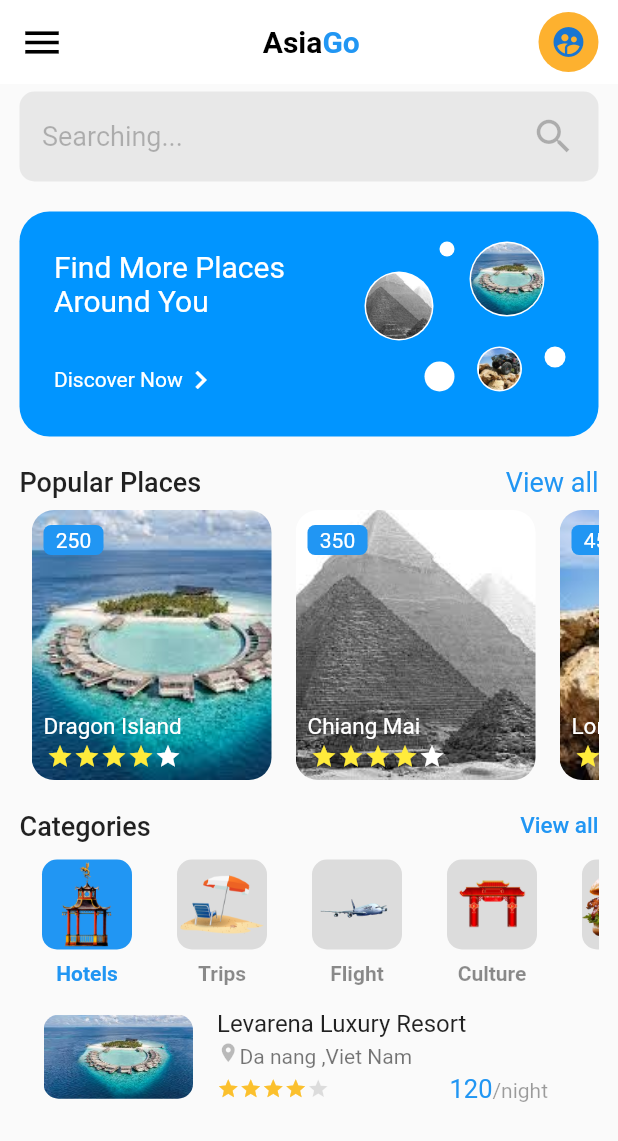
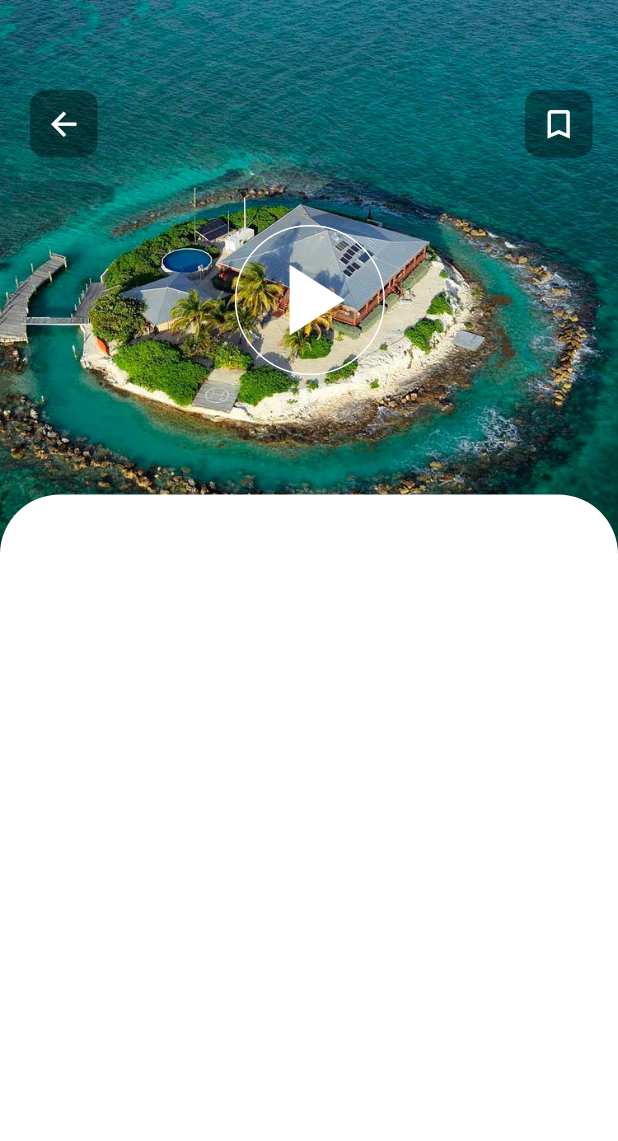
Before and after one commit to Jagmohanrai/TravelUi, a Flutter app: the screen it shows after launch, on a phone screen of 412 x 824 dp. Shown: the top 1141 px of the screen. Run offline on Flutter 3.47's test engine with Material 2 defaults, Android fonts, the phone set to English and light mode, and no system bars.

Commit message:
second page upper part implemented

```diff
--- a/lib/homepage.dart
+++ b/lib/Screens/homepage.dart
@@ -1,6 +1,6 @@
 import 'package:flutter/material.dart';
-import 'package:travelui/categories.dart';
-import 'package:travelui/popularplaces.dart';
+import 'package:travelui/components/categories.dart';
+import 'package:travelui/components/popularplaces.dart';
 
 class HomePage extends StatefulWidget {
   @override
--- /dev/null
+++ b/lib/Screens/secondpage.dart
@@ -0,0 +1,35 @@
+import 'package:flutter/material.dart';
+import 'package:travelui/components/detailupperpart.dart';
+
+class DetailPage extends StatefulWidget {
+  @override
+  _DetailPageState createState() => _DetailPageState();
+}
+
+class _DetailPageState extends State<DetailPage> {
+  @override
+  Widget build(BuildContext context) {
+    return Scaffold(
+      body: Container(
+        height: MediaQuery.of(context).size.height,
+        width: MediaQuery.of(context).size.width,
+        child: Stack(
+          children: [
+            Container(child: UpperImage()),
+            Align(
+              alignment: Alignment.bottomCenter,
+              child: Container(
+                decoration: BoxDecoration(
+                    color: Colors.white,
+                    borderRadius: BorderRadius.only(
+                        topLeft: Radius.circular(40),
+                        topRight: Radius.circular(40))),
+                height: MediaQuery.of(context).size.height * 0.60,
+              ),
+            )
+          ],
+        ),
+      ),
+    );
+  }
+}
--- /dev/null
+++ b/lib/components/detailupperpart.dart
@@ -0,0 +1,74 @@
+import 'package:flutter/material.dart';
+
+class UpperImage extends StatefulWidget {
+  @override
+  _UpperImageState createState() => _UpperImageState();
+}
+
+class _UpperImageState extends State<UpperImage> {
+  @override
+  Widget build(BuildContext context) {
+    return Stack(
+      children: [
+        Container(
+          child: Image.asset(
+            'assets/island.jpeg',
+            height: MediaQuery.of(context).size.height * 0.55,
+            fit: BoxFit.cover,
+          ),
+        ),
+        Positioned(
+          top: 60,
+          left: 20,
+          child: Container(
+            decoration: BoxDecoration(
+                color: Colors.black38, borderRadius: BorderRadius.circular(10)),
+            child: Padding(
+              padding: const EdgeInsets.all(10.0),
+              child: Icon(
+                Icons.arrow_back,
+                size: 25,
+                color: Colors.white,
+              ),
+            ),
+          ),
+        ),
+        Positioned(
+          top: 60,
+          left: 350,
+          child: Container(
+            decoration: BoxDecoration(
+                color: Colors.black38, borderRadius: BorderRadius.circular(10)),
+            child: Padding(
+              padding: const EdgeInsets.all(10.0),
+              child: Icon(
+                Icons.bookmark_border_outlined,
+                size: 25,
+                color: Colors.white,
+              ),
+            ),
+          ),
+        ),
+        Positioned(
+          top: 150,
+          left: MediaQuery.of(context).size.width * 0.38,
+          child: Container(
+            height: 100,
+            width: 100,
+            decoration: BoxDecoration(
+              border: Border.all(color: Colors.white),
+              borderRadius: BorderRadius.circular(50),
+            ),
+            child: Center(
+              child: Icon(
+                Icons.play_arrow,
+                color: Colors.white,
+                size: 80,
+              ),
+            ),
+          ),
+        )
+      ],
+    );
+  }
+}
--- a/lib/main.dart
+++ b/lib/main.dart
@@ -1,5 +1,6 @@
 import 'package:flutter/material.dart';
-import 'homepage.dart';
+import 'package:travelui/Screens/secondpage.dart';
+import 'Screens/homepage.dart';
 
 void main() {
   runApp(MyApp());
@@ -15,7 +16,7 @@ class MyApp extends StatelessWidget {
         primarySwatch: Colors.blue,
         visualDensity: VisualDensity.adaptivePlatformDensity,
       ),
-      home: HomePage(),
+      home: DetailPage(),
     );
   }
 }
```
Also changed, not shown: assets/island.jpeg (added), lib/components/categories.dart (renamed from lib/categories.dart), lib/components/popularplaces.dart (renamed from lib/popularplaces.dart).
